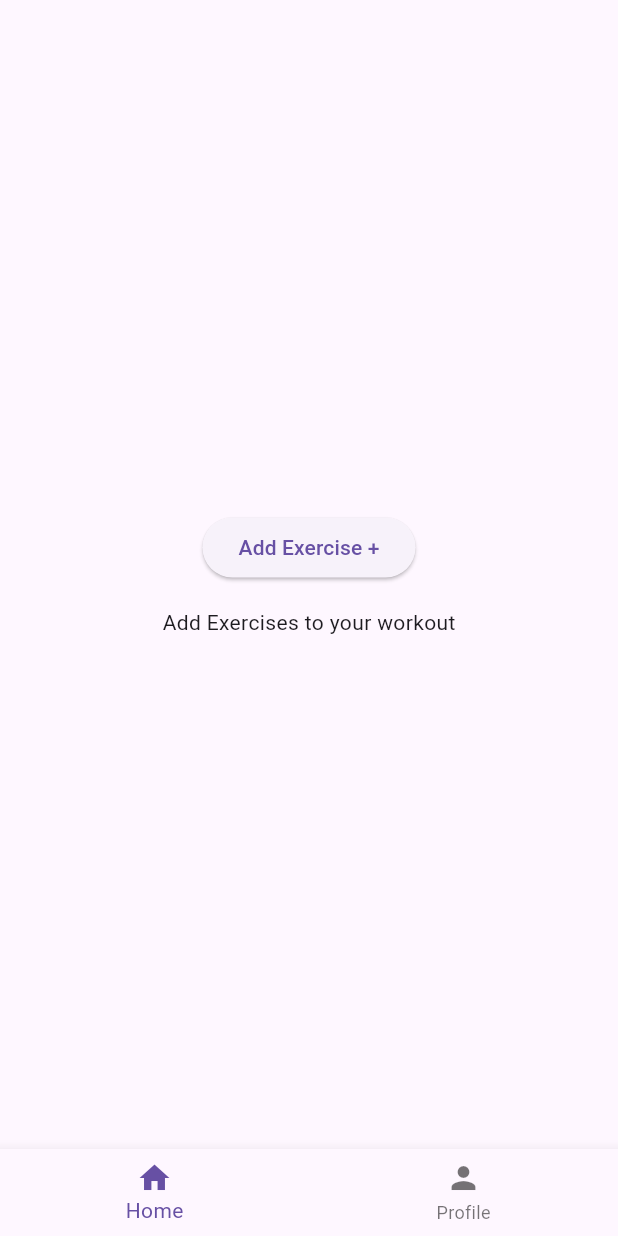
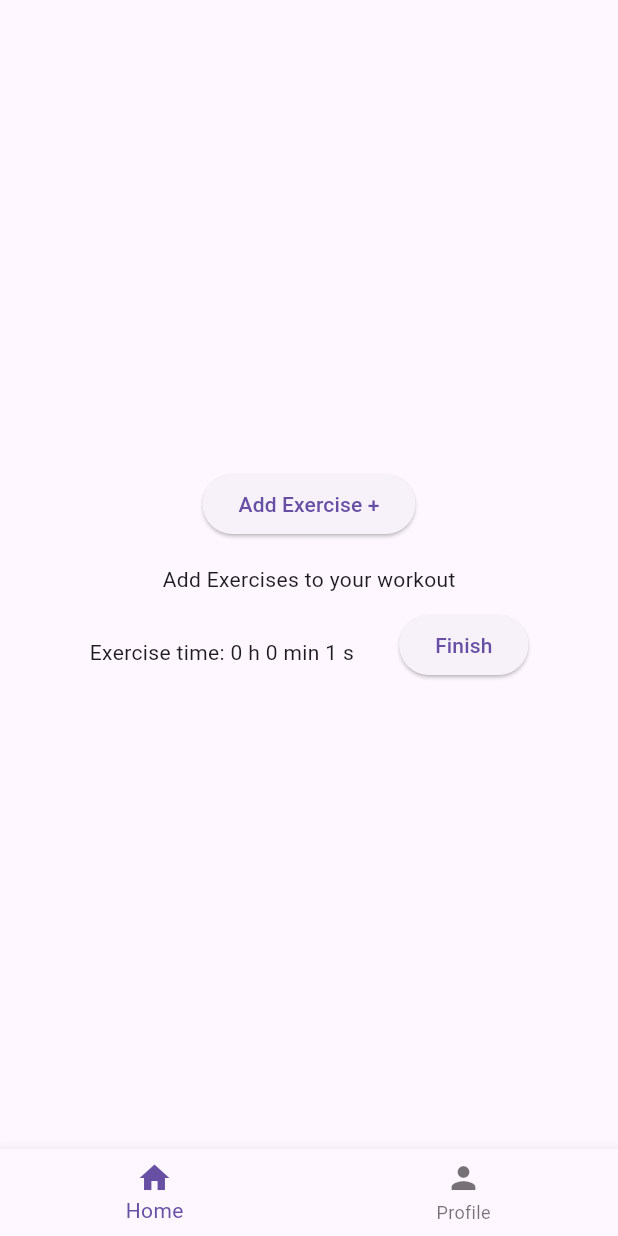
Before and after one commit to Masuxd/TrainingTracker, a Flutter app: the MainLayout screen opened directly, after a tap on "Start a Workout", on a phone screen of 412 x 824 dp. Run offline on Flutter 3.47's test engine with Material 3 defaults, Android fonts, the phone set to English and light mode, and no system bars; our stand-ins replace flutter_login, font_awesome_flutter.

Commit message:
Feat: Add workout timer, multiple exercises, and improve workout widget layout

```diff
--- a/frontend/lib/start_workout.dart
+++ b/frontend/lib/start_workout.dart
@@ -3,6 +3,7 @@ import 'package:provider/provider.dart';
 import 'common/widgets/layout_widget.dart';
 import 'common/widgets/workout_widget.dart';
 import 'common/widgets/select_workout.dart';
+import 'dart:async';
 
 class StartWorkout extends StatelessWidget {
   const StartWorkout({super.key});
@@ -20,13 +21,46 @@ class StartWorkout extends StatelessWidget {
 }
 
 class StartWorkoutState extends ChangeNotifier {
+  late Timer _timer;
+  int _seconds = 0;
+  int _minutes = 0;
+  int _hours = 0;
+
   bool hasWorkout = false;
-  String? selectedWorkout;
+  List<String> workouts = [];
 
-  void setWorkout(String? workout) {
-    selectedWorkout = workout;
+  StartWorkoutState() {
+    _timer = Timer.periodic(const Duration(seconds: 1), (Timer timer) {
+      _seconds++;
+
+      if (_seconds == 60) {
+        _seconds = 0;
+        _minutes++;
+      }
+
+      if (_minutes == 60) {
+        _minutes = 0;
+        _hours++;
+      }
+
+      notifyListeners();
+    });
+  }
+
+  int get seconds => _seconds;
+  int get minutes => _minutes;
+  int get hours => _hours;
+
+  void addWorkout(String workout) {
+    workouts.add(workout);
     hasWorkout = true;
     notifyListeners();
+  }
+
+  @override
+  void dispose() {
+    _timer.cancel();
+    super.dispose();
   }
 }
 
@@ -42,7 +76,7 @@ class StartWorkoutScreen extends StatelessWidget {
               final selectWorkout = SelectWorkout();
               String? selectedWorkout = await selectWorkout.show(context);
               if (selectedWorkout != null) {
-                context.read<StartWorkoutState>().setWorkout(selectedWorkout);
+                context.read<StartWorkoutState>().addWorkout(selectedWorkout);
               }
             },
             child: Text('Add Exercise +'),
@@ -54,7 +88,17 @@ class StartWorkoutScreen extends StatelessWidget {
               child,
             ) {
               return workoutState.hasWorkout
-                  ? WorkoutWidget(selectedWorkout: workoutState.selectedWorkout)
+                  ? SizedBox(
+                      height: 500,
+                      child: ListView.builder(
+                        itemCount: workoutState.workouts.length,
+                        itemBuilder: (context, index) {
+                          return WorkoutWidget(
+                            selectedWorkout: workoutState.workouts[index],
+                          );
+                        },
+                      ),
+                    )
                   : Column(
                       children: [
                         SizedBox(height: 16),
@@ -63,6 +107,30 @@ class StartWorkoutScreen extends StatelessWidget {
                     );
             },
           ),
+          Row(
+            mainAxisAlignment: MainAxisAlignment.center,
+            children: [
+              Consumer<StartWorkoutState>(
+                builder: (context, workoutState, child) {
+                  return Padding(
+                    padding: const EdgeInsets.only(top: 20),
+                    child: Text(
+                      'Exercise time: ${workoutState.hours} h ${workoutState.minutes} min ${workoutState.seconds} s',
+                      style: const TextStyle(fontSize: 14),
+                    ),
+                  );
+                },
+              ),
+              SizedBox(width: 30),
+              Padding(
+                padding: const EdgeInsets.only(top: 10.0),
+                child: ElevatedButton(
+                  onPressed: () {},
+                  child: Text('Finish'),
+                ),
+              ),
+            ],
+          ),
         ],
       ),
     );
```
Also changed, not shown: frontend/lib/common/widgets/workout_widget.dart (+49 -22 lines).
